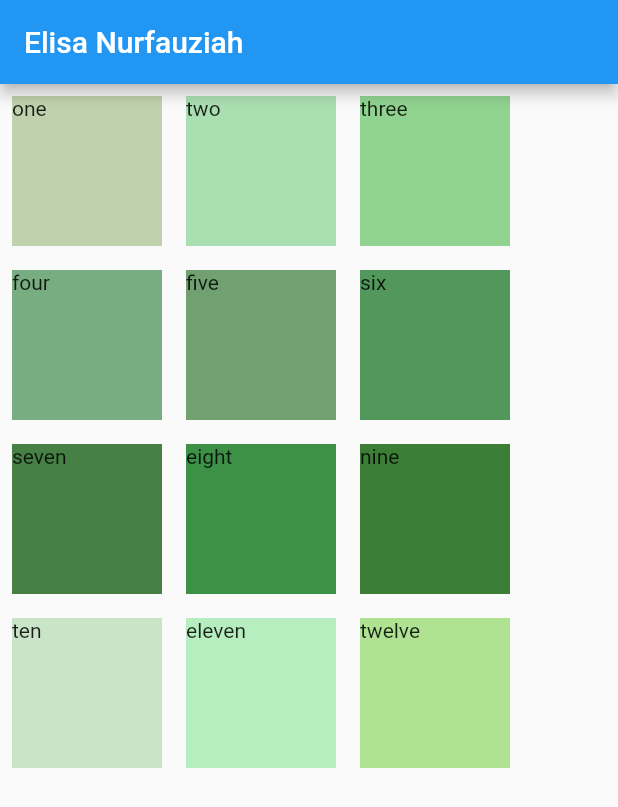
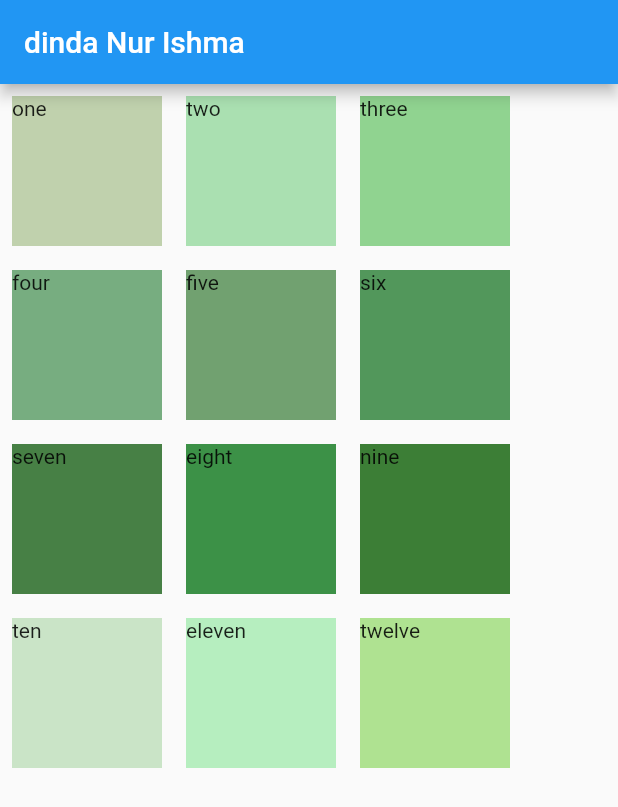
Before and after one commit to DINDAISH/pert2, a Flutter app: the screen it shows after launch, on a phone screen of 412 x 824 dp. Shown: the top 807 px of the screen. Run offline on Flutter 3.47's test engine with Material 2 defaults, Android fonts, the phone set to English and light mode, and no system bars.

Commit message:
first commit

```diff
--- a/lib/main.dart
+++ b/lib/main.dart
@@ -1,7 +1,5 @@
 import 'package:flutter/material.dart';
-import 'package:tugas7/main.dart';
 
-//Elisa Nurfauziah
 void main() {
   runApp(MyApp());
 }
@@ -10,10 +8,10 @@ class MyApp extends StatelessWidget {
   @override
   Widget build(BuildContext context) {
     return MaterialApp(
-      title: 'Tugas7',
+      title: 'UTS Mobile Programming',
       home: Scaffold(
         appBar: AppBar(
-          title: Text('Elisa Nurfauziah '),
+          title: Text('dinda Nur Ishma'),
         ),
         body: Column(
           children: [
```
